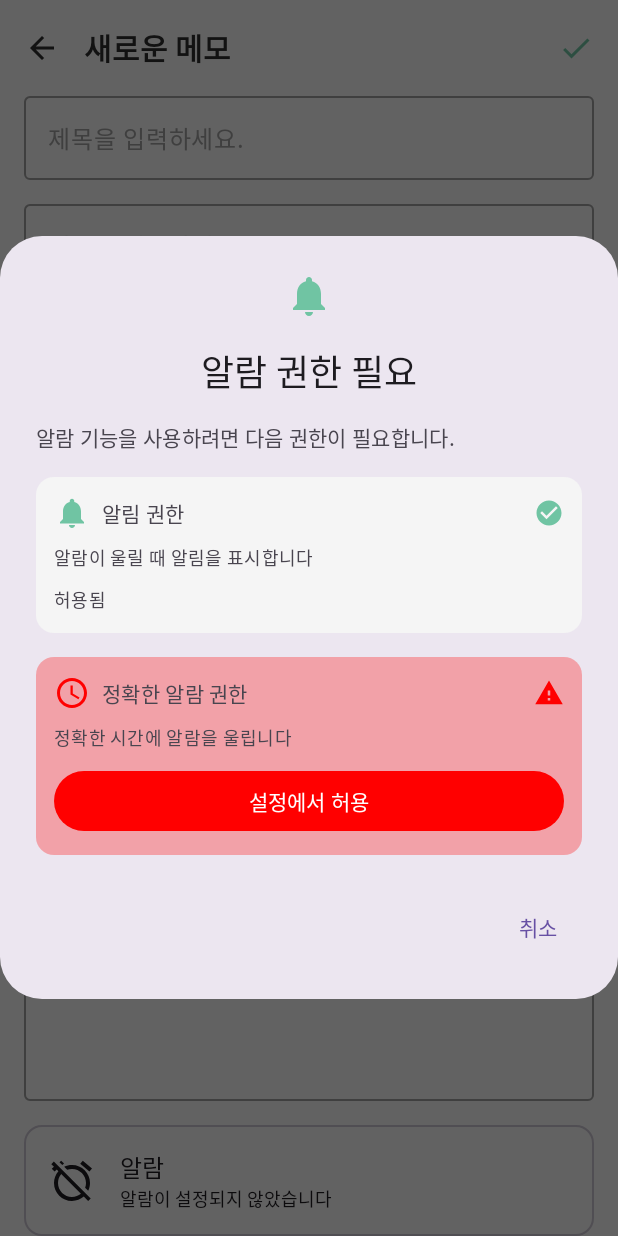
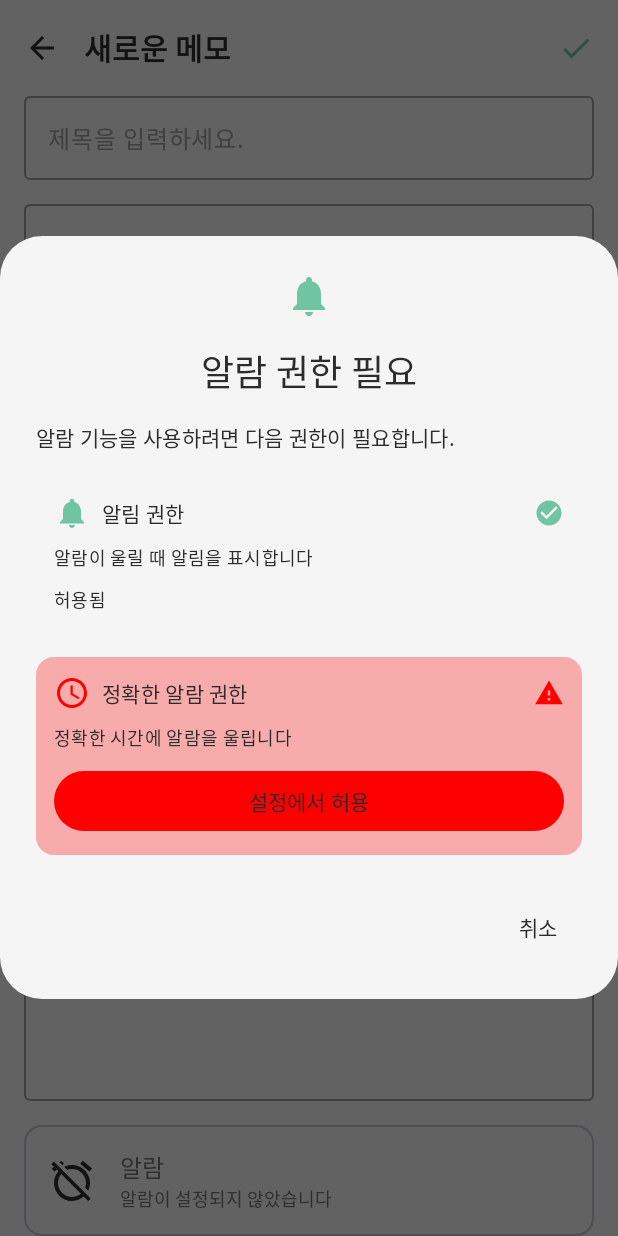
Before and after one commit to dev-minggyu/NoteApp, an Android app built with Jetpack Compose: the composable NoteDetailScreen called with empty values, after a tap on "알람", on a phone screen of 412 x 824 dp. Run offline under Robolectric (Android 15) with nearby library versions, the phone set to English and light mode, and no system bars.

Commit message:
feat: update some color values

```diff
--- a/app/src/main/java/com/note/app/navigation/AppBottomNavigationBar.kt
+++ b/app/src/main/java/com/note/app/navigation/AppBottomNavigationBar.kt
@@ -19,6 +19,7 @@ import androidx.navigation.NavDestination.Companion.hasRoute
 import androidx.navigation.compose.currentBackStackEntryAsState
 import com.note.app.R
 import com.note.core.navigation.Screen
+import com.note.feature.common.ui.theme.AppTheme
 
 sealed class BottomNavItem(
     val route: Any,
@@ -37,8 +38,8 @@ fun AppBottomNavigationBar(navController: NavController) {
     )
 
     NavigationBar(
-        containerColor = Color.White,
-        contentColor = Color(0xFF70C4A3)
+        containerColor = AppTheme.colors.contentBackground,
+        contentColor = AppTheme.colors.toggleTint
     ) {
         val navBackStackEntry by navController.currentBackStackEntryAsState()
         val currentDestination = navBackStackEntry?.destination
--- a/feature/common/src/main/java/com/note/feature/common/ui/theme/Color.kt
+++ b/feature/common/src/main/java/com/note/feature/common/ui/theme/Color.kt
@@ -35,7 +35,7 @@ internal val LightColors = Colors(
 
 internal val DarkColors = Colors(
     primary = Color(0xFF70C4A3),
-    contentBackground = Color(0xFF121212),
+    contentBackground = Color(0xFF2C2C2C),
     titleText = Color(0xFFE0E0E0),
     subTitleText = Color(0xFFB0B0B0),
     cardBackground = Color(0xFF1E1E1E),
--- a/feature/notedetail/src/main/java/com/note/feature/notedetail/component/AlarmPermissionDialog.kt
+++ b/feature/notedetail/src/main/java/com/note/feature/notedetail/component/AlarmPermissionDialog.kt
@@ -94,6 +94,7 @@ fun AlarmPermissionDialog(
     }
 
     AlertDialog(
+        containerColor = AppTheme.colors.contentBackground,
         onDismissRequest = onDismiss,
         icon = {
             Icon(
@@ -106,6 +107,7 @@ fun AlarmPermissionDialog(
         title = {
             Text(
                 text = stringResource(R.string.alarm_permission_title),
+                color = AppTheme.colors.titleText,
                 style = AppTheme.typo.headlineSmall
             )
         },
@@ -115,6 +117,7 @@ fun AlarmPermissionDialog(
             ) {
                 Text(
                     text = stringResource(R.string.alarm_permission_description),
+                    color = AppTheme.colors.titleText,
                     fontSize = 14.sp
                 )
 
@@ -165,13 +168,19 @@ fun AlarmPermissionDialog(
         confirmButton = {
             if (allPermissionsGranted) {
                 Button(onClick = onAllPermissionsGranted) {
-                    Text(stringResource(R.string.confirm))
+                    Text(
+                        text = stringResource(R.string.confirm),
+                        color = AppTheme.colors.titleText
+                    )
                 }
             }
         },
         dismissButton = {
             TextButton(onClick = onDismiss) {
-                Text(stringResource(R.string.cancel))
+                Text(
+                    text = stringResource(R.string.cancel),
+                    color = AppTheme.colors.titleText
+                )
             }
         }
     )
@@ -213,7 +222,8 @@ private fun PermissionCard(
                 Text(
                     modifier = Modifier.weight(1f),
                     text = title,
-                    fontSize = 14.sp
+                    fontSize = 14.sp,
+                    color = AppTheme.colors.titleText
                 )
                 if (isGranted) {
                     Icon(
@@ -234,7 +244,8 @@ private fun PermissionCard(
 
             Text(
                 text = description,
-                fontSize = 12.sp
+                fontSize = 12.sp,
+                color = AppTheme.colors.titleText
             )
 
             if (onButtonClick != null) {
@@ -245,13 +256,17 @@ private fun PermissionCard(
                         containerColor = if (isGranted) AppTheme.colors.primary else AppTheme.colors.error
                     )
                 ) {
-                    Text(buttonText)
+                    Text(
+                        text = buttonText,
+                        color = AppTheme.colors.titleText
+                    )
                 }
             } else if (isGranted) {
                 Text(
                     modifier = Modifier.fillMaxWidth(),
                     text = buttonText,
-                    fontSize = 12.sp
+                    fontSize = 12.sp,
+                    color = AppTheme.colors.titleText
                 )
             }
         }
--- a/feature/notedetail/src/main/java/com/note/feature/notedetail/component/NoteDetailAlarmSection.kt
+++ b/feature/notedetail/src/main/java/com/note/feature/notedetail/component/NoteDetailAlarmSection.kt
@@ -19,6 +19,7 @@ import androidx.compose.material3.CardDefaults
 import androidx.compose.material3.Icon
 import androidx.compose.material3.OutlinedCard
 import androidx.compose.material3.Switch
+import androidx.compose.material3.SwitchDefaults
 import androidx.compose.material3.Text
 import androidx.compose.runtime.Composable
 import androidx.compose.runtime.derivedStateOf
@@ -28,6 +29,7 @@ import androidx.compose.runtime.remember
 import androidx.compose.runtime.setValue
 import androidx.compose.ui.Alignment
 import androidx.compose.ui.Modifier
+import androidx.compose.ui.graphics.Color
 import androidx.compose.ui.platform.LocalContext
 import androidx.compose.ui.res.stringResource
 import androidx.compose.ui.unit.dp
@@ -87,13 +89,7 @@ fun NoteAlarmSection(
                     showPermissionDialog = true
                 }
             },
-        colors = CardDefaults.cardColors(
-            containerColor = if (isAlarmEnabled) {
-                AppTheme.colors.primary
-            } else {
-                AppTheme.colors.contentBackground
-            }
-        )
+        colors = CardDefaults.cardColors(containerColor = AppTheme.colors.contentBackground)
     ) {
         Row(
             modifier = Modifier
@@ -109,7 +105,8 @@ fun NoteAlarmSection(
                 Icon(
                     modifier = Modifier.size(32.dp),
                     imageVector = if (isAlarmEnabled) Icons.Default.Alarm else Icons.Default.AlarmOff,
-                    contentDescription = null
+                    contentDescription = null,
+                    tint = AppTheme.colors.titleText
                 )
 
                 Spacer(modifier = Modifier.width(16.dp))
@@ -117,12 +114,14 @@ fun NoteAlarmSection(
                 Column {
                     Text(
                         text = stringResource(R.string.alarm_title),
-                        fontSize = 16.sp
+                        fontSize = 16.sp,
+                        color = AppTheme.colors.subTitleText
                     )
                     Text(
                         text = alarmTime?.dateFormat(stringResource(R.string.datetime_format))
                             ?: stringResource(R.string.alarm_not_set),
                         fontSize = 12.sp,
+                        color = AppTheme.colors.subTitleText
                     )
                 }
             }
@@ -130,7 +129,13 @@ fun NoteAlarmSection(
             if (alarmTime != null) {
                 Switch(
                     checked = isAlarmEnabled,
-                    onCheckedChange = { onToggleAlarm(it) }
+                    onCheckedChange = { onToggleAlarm(it) },
+                    colors = SwitchDefaults.colors(
+                        checkedTrackColor = AppTheme.colors.toggleTint,
+                        checkedThumbColor = AppTheme.colors.primary,
+                        uncheckedTrackColor = AppTheme.colors.toggleTint,
+                        uncheckedThumbColor = Color.White
+                    )
                 )
             }
         }
```
Also changed, not shown: feature/notedetail/src/main/java/com/note/feature/notedetail/component/AlarmSettingDialog.kt (+55 -15 lines).
